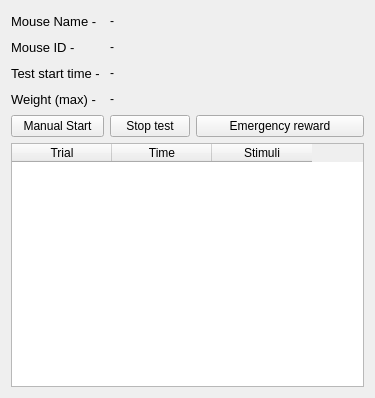
Before: the Qt Designer form Python/gui/testwin.ui in yagarwal123/autonomouse, drawn with Qt 5.
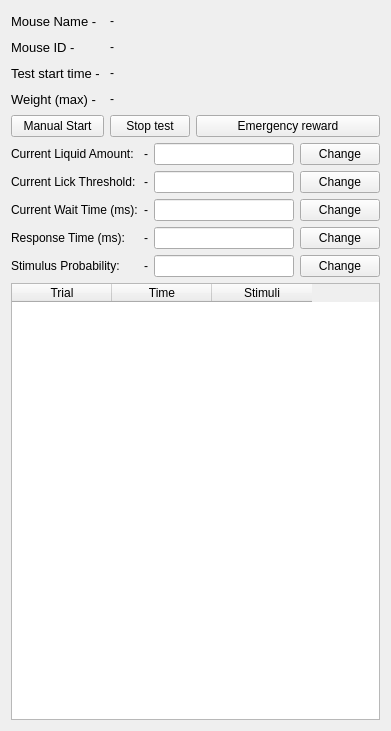
After: the same form once the commit is applied.

What changed in the file:
```diff
--- a/Python/gui/testwin.ui
+++ b/Python/gui/testwin.ui
@@ -6,14 +6,14 @@
    <rect>
     <x>0</x>
     <y>0</y>
-    <width>375</width>
-    <height>398</height>
+    <width>391</width>
+    <height>731</height>
    </rect>
   </property>
   <property name="windowTitle">
    <string>Form</string>
   </property>
-  <layout class="QGridLayout" name="gridLayout">
+  <layout class="QGridLayout" name="gridLayout_2">
    <item row="0" column="0">
     <widget class="QLabel" name="label">
      <property name="font">
@@ -164,6 +164,130 @@
     </widget>
    </item>
    <item row="5" column="0" colspan="3">
+    <layout class="QGridLayout" name="gridLayout">
+     <item row="0" column="0">
+      <widget class="QLabel" name="label_10">
+       <property name="text">
+        <string>Current Liquid Amount:</string>
+       </property>
+      </widget>
+     </item>
+     <item row="0" column="1">
+      <widget class="QLabel" name="liq_am_disp">
+       <property name="text">
+        <string>-</string>
+       </property>
+      </widget>
+     </item>
+     <item row="0" column="2">
+      <widget class="QLineEdit" name="liquidLineEdit"/>
+     </item>
+     <item row="0" column="3">
+      <widget class="QPushButton" name="changeliquidButton">
+       <property name="text">
+        <string>Change</string>
+       </property>
+      </widget>
+     </item>
+     <item row="1" column="0">
+      <widget class="QLabel" name="label_5">
+       <property name="text">
+        <string>Current Lick Threshold:</string>
+       </property>
+      </widget>
+     </item>
+     <item row="1" column="2">
+      <widget class="QLineEdit" name="lickLineEdit"/>
+     </item>
+     <item row="1" column="1">
+      <widget class="QLabel" name="lick_thresh_disp">
+       <property name="text">
+        <string>-</string>
+       </property>
+      </widget>
+     </item>
+     <item row="1" column="3">
+      <widget class="QPushButton" name="changelickButton">
+       <property name="text">
+        <string>Change</string>
+       </property>
+      </widget>
+     </item>
+     <item row="2" column="2">
+      <widget class="QLineEdit" name="waittimeLineEdit"/>
+     </item>
+     <item row="2" column="0">
+      <widget class="QLabel" name="label_6">
+       <property name="text">
+        <string>Current Wait Time (ms):</string>
+       </property>
+      </widget>
+     </item>
+     <item row="2" column="1">
+      <widget class="QLabel" name="waittime_disp">
+       <property name="text">
+        <string>-</string>
+       </property>
+      </widget>
+     </item>
+     <item row="2" column="3">
+      <widget class="QPushButton" name="changewaittimeButton">
+       <property name="text">
+        <string>Change</string>
+       </property>
+      </widget>
+     </item>
+     <item row="3" column="2">
+      <widget class="QLineEdit" name="respLineEdit"/>
+     </item>
+     <item row="3" column="0">
+      <widget class="QLabel" name="label_8">
+       <property name="text">
+        <string>Response Time (ms):</string>
+       </property>
+      </widget>
+     </item>
+     <item row="3" column="1">
+      <widget class="QLabel" name="resp_disp">
+       <property name="text">
+        <string>-</string>
+       </property>
+      </widget>
+     </item>
+     <item row="3" column="3">
+      <widget class="QPushButton" name="changeRespButton">
+       <property name="text">
+        <string>Change</string>
+       </property>
+      </widget>
+     </item>
+     <item row="4" column="2">
+      <widget class="QLineEdit" name="stimProbLineEdit"/>
+     </item>
+     <item row="4" column="0">
+      <widget class="QLabel" name="label_9">
+       <property name="text">
+        <string>Stimulus Probability:</string>
+       </property>
+      </widget>
+     </item>
+     <item row="4" column="1">
+      <widget class="QLabel" name="stim_prob_disp">
+       <property name="text">
+        <string>-</string>
+       </property>
+      </widget>
+     </item>
+     <item row="4" column="3">
+      <widget class="QPushButton" name="changeStimButton">
+       <property name="text">
+        <string>Change</string>
+       </property>
+      </widget>
+     </item>
+    </layout>
+   </item>
+   <item row="6" column="0" colspan="3">
     <widget class="QTableWidget" name="tableWidget">
      <column>
       <property name="text">
```
